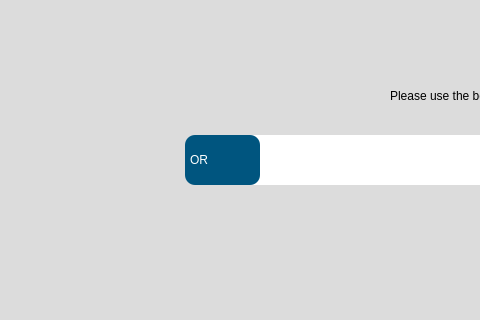
Before: the Qt Designer form src/user_interface/english_start.ui in eppenney/eBook-Perpetual-Access-Rights-Tracker, drawn with Qt 5; both pictures show x 0 to 480 and y 145 to 465 of the 1176 by 796 pixel window.
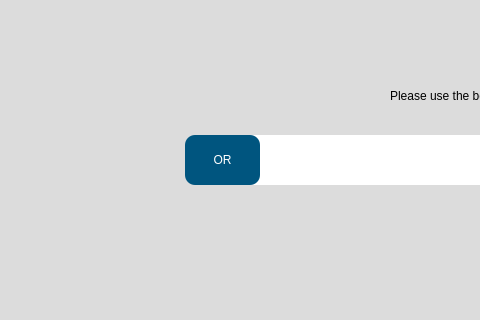
After: the same form once the commit is applied. Icons and pictures are not drawn.

Commit message: French UI Updated on start screen. Still need to do french scraping popups

Patch:
```diff
--- a/src/user_interface/english_start.ui
+++ b/src/user_interface/english_start.ui
@@ -237,7 +237,7 @@
      <string>-</string>
     </property>
    </widget>
-   <widget class="QComboBox" name="booleanBox">
+   <widget class="QLabel" name="orLabel">
     <property name="geometry">
      <rect>
       <x>205</x>
@@ -246,53 +246,24 @@
       <height>50</height>
      </rect>
     </property>
+    <property name="text">
+        <string>OR</string>
+    </property>
+    <property name="alignment">
+        <set>Qt::AlignCenter</set>
+    </property>
     <property name="styleSheet">
      <string notr="true">
-            QComboBox {
+            QLabel {
                 color: rgb(255, 255, 255);
-                font: 75 16pt &quot;MS Shell Dlg 2&quot;;
+                font: 75 16pt "MS Shell Dlg 2";
                 background-color: rgb(0, 85, 127);
                 border-radius: 10px;
             }
-
-            QComboBox:hover {
-                background-color: rgb(0, 75, 117); /* Slightly darker color when hovered */
-            }
-
-            QComboBox:pressed {
-                background-color: rgb(0, 65, 107); /* Even darker color when clicked */
-            }
-
-            QComboBox::drop-down {
-                border-left-color: darkgray;
-            }
-
-            QComboBox::down-arrow {
-                image: url(resources/dropdown_icon.png);
-                width: 21px;
-                height: 15px;
-                padding-right: 15px;
-            }
-
-            QComboBox QAbstractItemView {
-                color: rgb(255, 255, 255);
-                background-color: rgb(0, 85, 127);
-                border-bottom-right-radius: 20px;
-                border-bottom-left-radius: 20px;
-            }
         </string>
     </property>
-    <item>
-     <property name="text">
-      <string>OR</string>
-     </property>
-    </item>
-    <item>
-     <property name="text">
-      <string/>
-     </property>
-    </item>
-   </widget>
+</widget>
+
    <widget class="QComboBox" name="booleanBoxRight">
     <property name="geometry">
      <rect>
```
Lines whose indentation alone changed are shown as unchanged. The commit also changes 3 other files.
